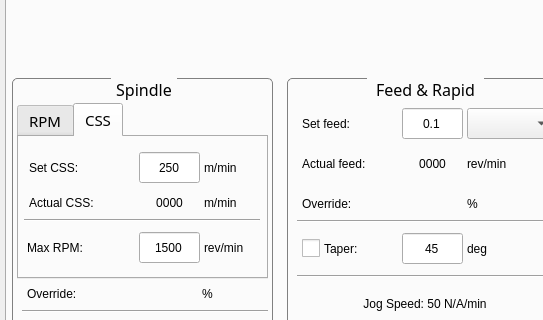
The window that src/teachinlathe/ui/mainwindow.ui (85vmh/teachinlathe) describes before a commit, drawn with Qt 5; both pictures show x 0 to 543 and y 157 to 477 of the 1024 by 768 pixel window.
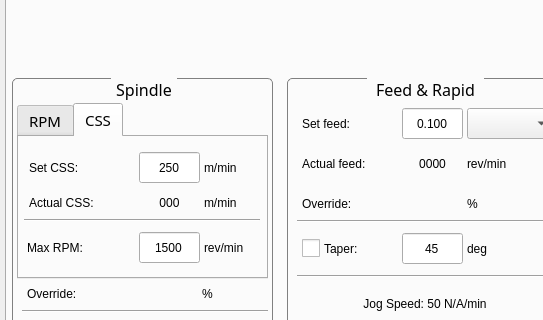
The same window after the commit. The open tabs and pages were chosen to show the change. Custom widgets are drawn as their Qt base class.

Diff of the .ui file:
```diff
--- a/src/teachinlathe/ui/mainwindow.ui
+++ b/src/teachinlathe/ui/mainwindow.ui
@@ -665,7 +665,7 @@
                  <string notr="true">font: 11pt &quot;Noto Sans&quot;;</string>
                 </property>
                 <property name="text">
-                 <string>0000</string>
+                 <string>000</string>
                 </property>
                 <property name="alignment">
                  <set>Qt::AlignCenter</set>
@@ -970,7 +970,7 @@
                <string notr="true">font: 11pt &quot;Noto Sans&quot;;</string>
               </property>
               <property name="text">
-               <string>0.1</string>
+               <string>0.100</string>
               </property>
               <property name="alignment">
                <set>Qt::AlignCenter</set>
```
Left out of the diff: 2 changed lines with no effect on the pictures.
